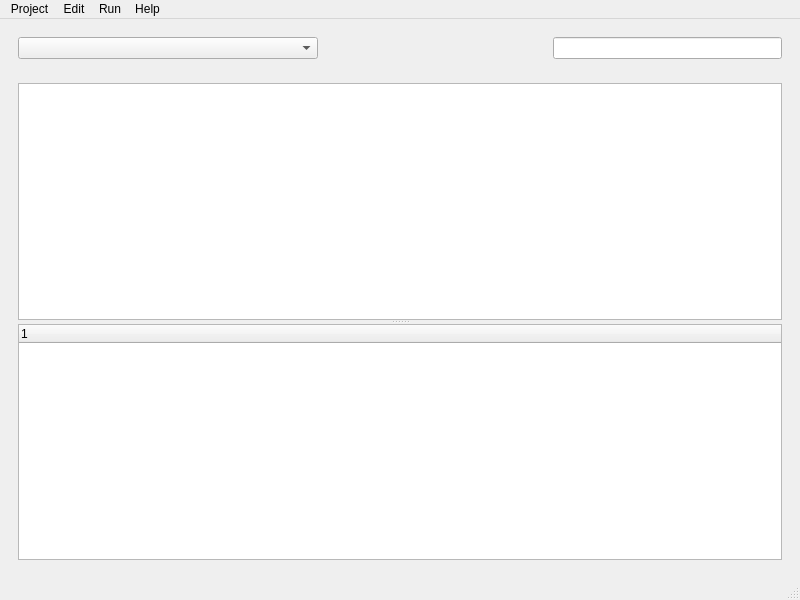
The window that src/QNetworkCapture.ui (jackfahdin/QNetworkCapture) describes before a commit, drawn with Qt 5.
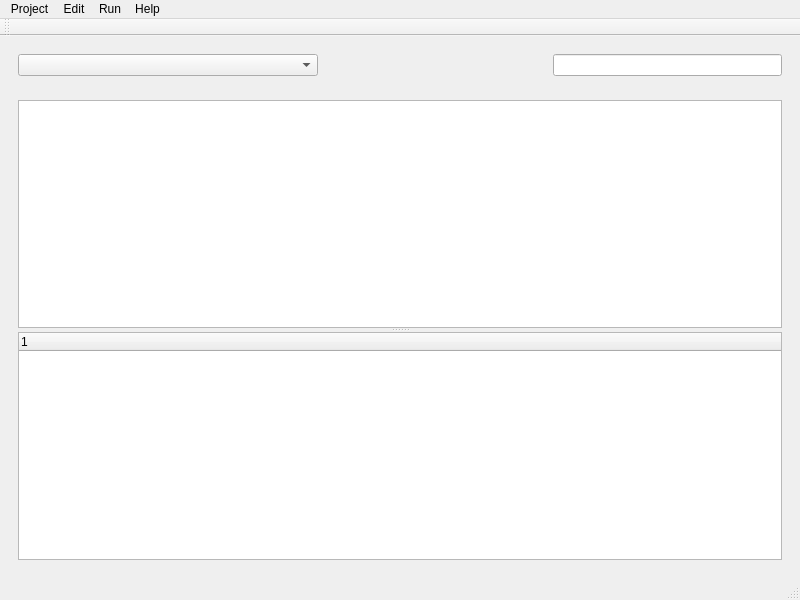
The same window after the commit. Icons and pictures are not drawn.

Patch:
```diff
--- a/src/QNetworkCapture.ui
+++ b/src/QNetworkCapture.ui
@@ -111,6 +111,17 @@
    <addaction name="menuHelp"/>
   </widget>
   <widget class="QStatusBar" name="statusbar"/>
+  <widget class="QToolBar" name="toolBar">
+   <property name="windowTitle">
+    <string>toolBar</string>
+   </property>
+   <attribute name="toolBarArea">
+    <enum>TopToolBarArea</enum>
+   </attribute>
+   <attribute name="toolBarBreak">
+    <bool>false</bool>
+   </attribute>
+  </widget>
   <action name="actionStartCapture">
    <property name="icon">
     <iconset resource="../QNetworkCapture.qrc">
```
